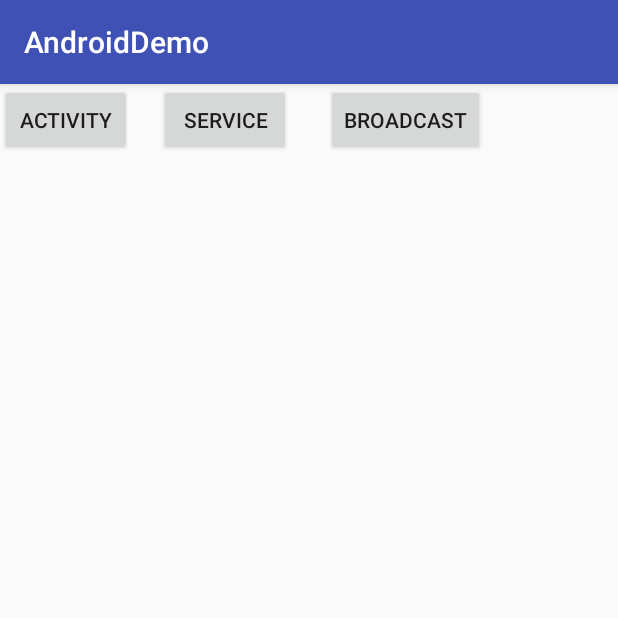
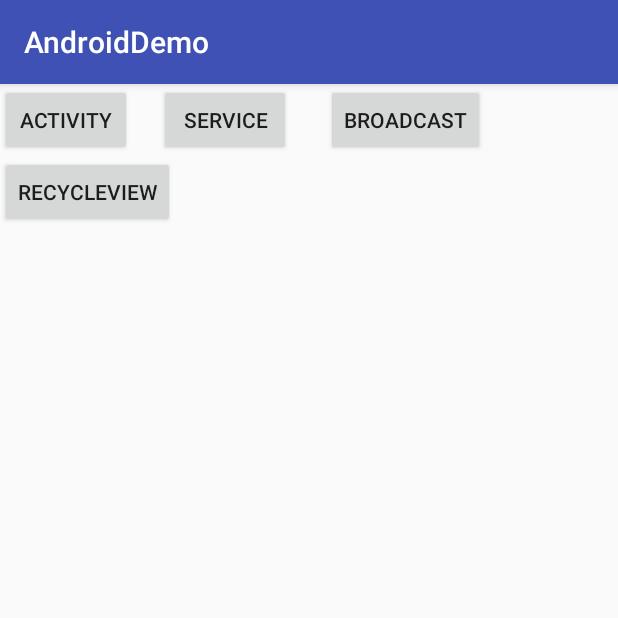
Before and after one commit to gx0609m/AndroidDemo, an Android app: the screen it shows after launch (MainActivity), on a phone screen of 412 x 824 dp, the top half of it. Run offline under Robolectric (Android 15) with nearby library versions, the phone set to English and light mode, and no system bars.

Commit message:
recycleview

```diff
--- a/app/build.gradle
+++ b/app/build.gradle
@@ -24,7 +24,9 @@ dependencies {
     androidTestCompile('com.android.support.test.espresso:espresso-core:2.2.2', {
         exclude group: 'com.android.support', module: 'support-annotations'
     })
-    compile 'com.android.support:appcompat-v7:26.+'
+    compile 'com.android.support:appcompat-v7:25.+'
     compile 'com.android.support.constraint:constraint-layout:1.0.2'
     testCompile 'junit:junit:4.12'
+    // 使用RecycleView 要单独引入recyclerview-v7包
+    compile 'com.android.support:recyclerview-v7:25.+'
 }
--- a/app/src/main/AndroidManifest.xml
+++ b/app/src/main/AndroidManifest.xml
@@ -1,6 +1,5 @@
 <?xml version="1.0" encoding="utf-8"?>
 <manifest xmlns:android="http://schemas.android.com/apk/res/android"
-    xmlns:tools="http://schemas.android.com/tools"
     package="com.example.administrator.androiddemo">
 
     <application
@@ -35,6 +34,10 @@
         <!-- BroadcastReceiver相关 -->
         <activity android:name=".broadcast.BroadcastLearningActivity"/>
 
+        <!-- RecycleView相关 -->
+        <activity android:name=".recycleview.RecycleViewLearningActivity"/>
+        <activity android:name=".recycleview.RecycleViewAchieveListViewActivity"/>
+
     </application>
 
 </manifest>
--- a/app/src/main/java/com/example/administrator/androiddemo/MainActivity.java
+++ b/app/src/main/java/com/example/administrator/androiddemo/MainActivity.java
@@ -8,15 +8,15 @@ import android.widget.Button;
 
 import com.example.administrator.androiddemo.activity.ActivityLearningActivity;
 import com.example.administrator.androiddemo.broadcast.BroadcastLearningActivity;
+import com.example.administrator.androiddemo.recycleview.RecycleViewLearningActivity;
 import com.example.administrator.androiddemo.service.ServiceLearningActivity;
 
 public class MainActivity extends AppCompatActivity implements View.OnClickListener {
 
     private Button activity;
-
     private Button service;
-
     private Button broadCast;
+    private Button recycleview;
 
     @Override
     protected void onCreate(Bundle savedInstanceState) {
@@ -42,6 +42,10 @@ public class MainActivity extends AppCompatActivity implements View.OnClickListe
                 intent = new Intent(MainActivity.this, BroadcastLearningActivity.class);
                 startActivity(intent);
                 break;
+            case R.id.recycleview:
+                intent = new Intent(MainActivity.this, RecycleViewLearningActivity.class);
+                startActivity(intent);
+                break;
         }
     }
 
@@ -54,5 +58,8 @@ public class MainActivity extends AppCompatActivity implements View.OnClickListe
 
         broadCast = (Button) findViewById(R.id.broadCast);
         broadCast.setOnClickListener(this);
+
+        recycleview = (Button) findViewById(R.id.recycleview);
+        recycleview.setOnClickListener(this);
     }
 }
--- a/app/src/main/res/layout/activity_main.xml
+++ b/app/src/main/res/layout/activity_main.xml
@@ -37,4 +37,13 @@
         android:layout_marginLeft="23dp"
         android:layout_marginStart="23dp" />
 
+    <Button
+        android:id="@+id/recycleview"
+        android:layout_width="wrap_content"
+        android:layout_height="wrap_content"
+        android:text="RecycleView"
+        android:layout_below="@+id/activity"
+        android:layout_alignParentLeft="true"
+        android:layout_alignParentStart="true" />
+
 </RelativeLayout>
```
Also changed, not shown: app/src/main/java/com/example/administrator/androiddemo/recycleview/RecycleViewAchieveListViewActivity.java (added, +47 -0 lines), app/src/main/java/com/example/administrator/androiddemo/recycleview/RecycleViewLearningActivity.java (added, +47 -0 lines), app/src/main/res/layout/activity_recycleview_achieve_listview.xml (added, +12 -0 lines), app/src/main/res/layout/activity_recycleview_learning.xml (added, +13 -0 lines).
